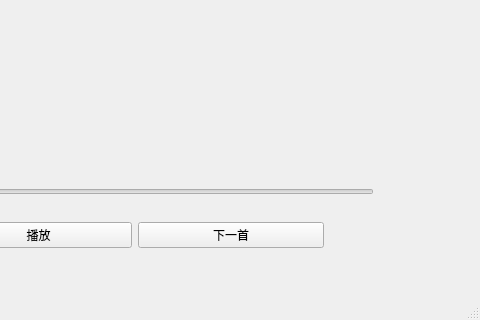
Above: mainwindow.ui from trailblazer887/musicPlayer before the change; both pictures show x 367 to 847 and y 238 to 558 of the 847 by 558 pixel window. Below: the same form after it.
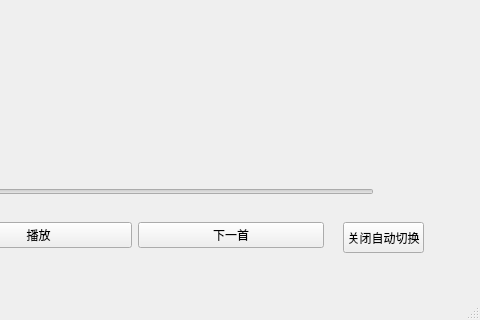
That is the form after the change. Icons and pictures are not drawn.

Commit message: 添加手动管理切换模式功能

Patch:
```diff
--- a/mainwindow.ui
+++ b/mainwindow.ui
@@ -77,6 +77,19 @@
      </item>
     </layout>
    </widget>
+   <widget class="QPushButton" name="autoNextBtn">
+    <property name="geometry">
+     <rect>
+      <x>710</x>
+      <y>460</y>
+      <width>81</width>
+      <height>31</height>
+     </rect>
+    </property>
+    <property name="text">
+     <string>关闭自动切换</string>
+    </property>
+   </widget>
   </widget>
   <widget class="QMenuBar" name="menubar">
    <property name="geometry">
```
The commit also changes 2 other files.
